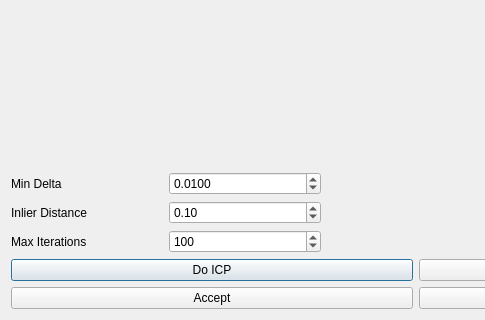
First picture: the form in icpdialog.ui, repository jaejunlee0538/manual_pos_graph_slam, before the edit; both pictures show x 0 to 485 and y 374 to 694 of the 832 by 694 pixel window.
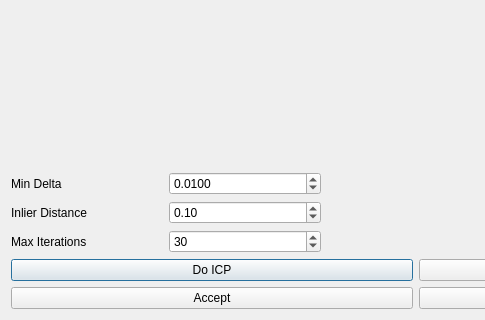
Second picture: the form after the edit. Custom widgets are drawn as their Qt base class.

What changed in the file:
```diff
--- a/icpdialog.ui
+++ b/icpdialog.ui
@@ -94,7 +94,7 @@
             <number>1000</number>
            </property>
            <property name="value">
-            <number>100</number>
+            <number>30</number>
            </property>
           </widget>
          </item>
```
